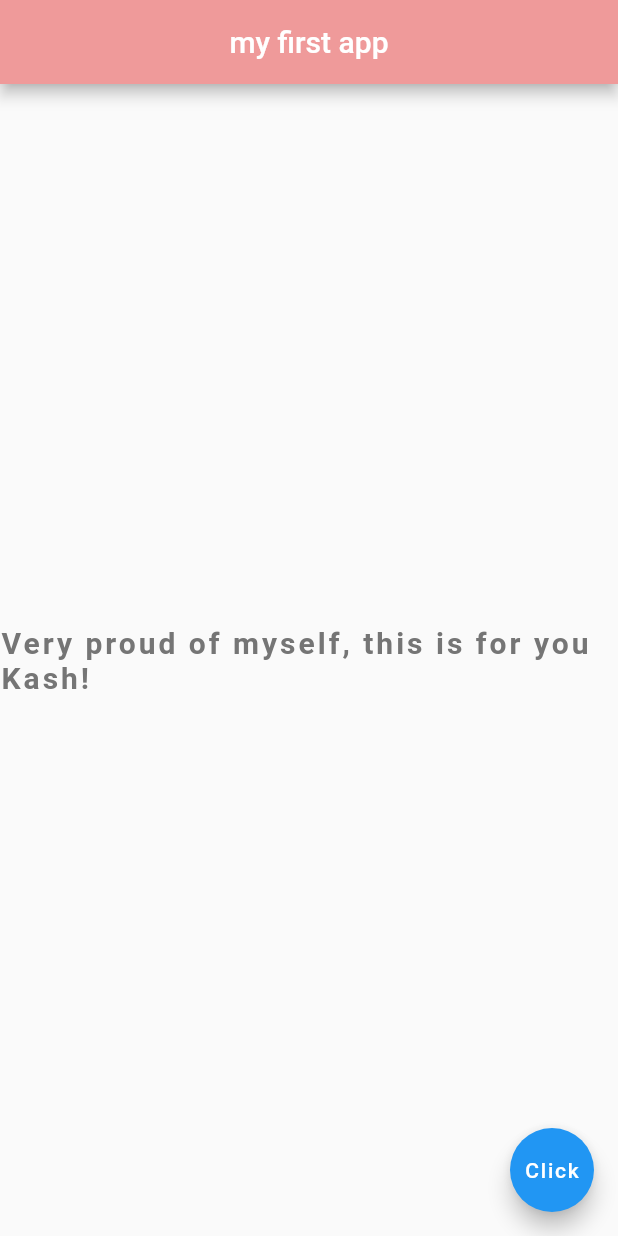
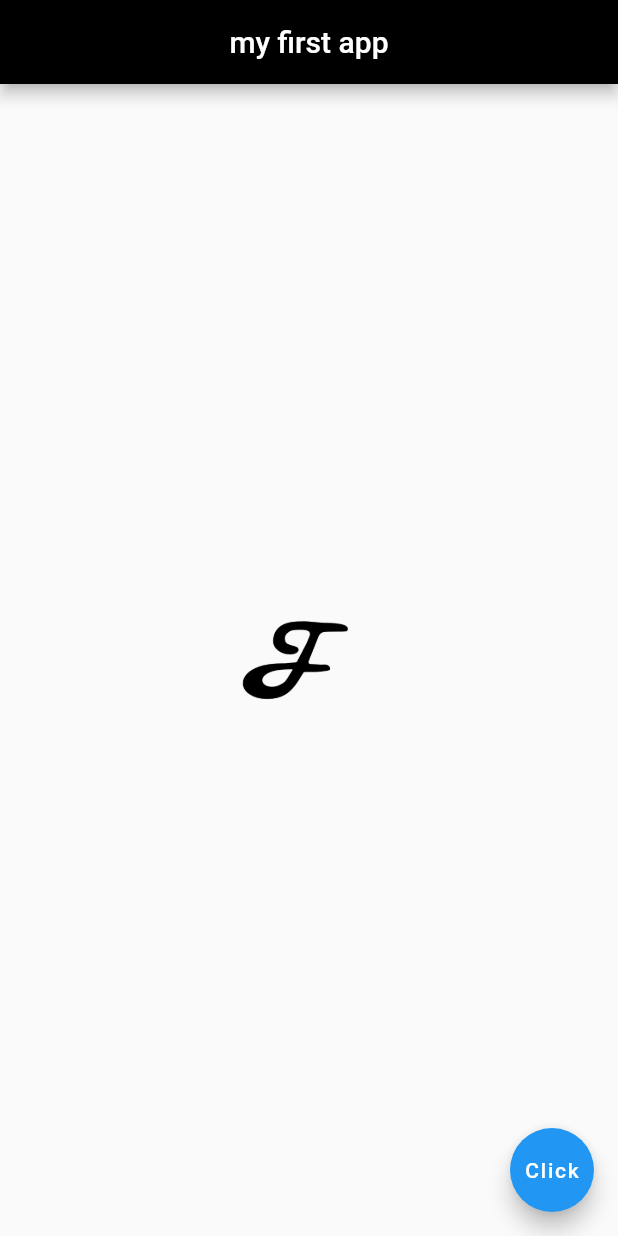
Before and after one commit to JohnFull30/flutterApp, a Flutter app: the screen it shows after launch, on a phone screen of 412 x 824 dp. Run offline on Flutter 3.47's test engine with Material 2 defaults, Android fonts, the phone set to English and light mode, and no system bars; Roboto replaces fonts that are missing (IndieFlower).

Commit message:
added image asset to home screen (my logo)

```diff
--- a/lib/main.dart
+++ b/lib/main.dart
@@ -15,19 +15,10 @@ class Home extends StatelessWidget {
       appBar: AppBar(
         title: Text('my first app'),
         centerTitle: true,
-        backgroundColor: Colors.red[200],
+        backgroundColor: Colors.black,
       ),
       body: Center(
-        child: Text(
-          'Very proud of myself, this is for you Kash!',
-          style: TextStyle(
-            fontSize: 20.0,
-            fontWeight: FontWeight.bold,
-            letterSpacing: 2.0,
-            color: Colors.grey[600],
-            fontFamily: 'IndieFlower',
-          ),
-        ),
+        child: Image.asset('assets/F.png')
       ),
       floatingActionButton: FloatingActionButton(
         onPressed: () {  },
--- a/pubspec.yaml
+++ b/pubspec.yaml
@@ -58,9 +58,8 @@ flutter:
   uses-material-design: true
 
   # To add assets to your application, add an assets section, like this:
-  # assets:
-  #   - images/a_dot_burr.jpeg
-  #   - images/a_dot_ham.jpeg
+  assets:
+   - assets/
 
   # An image asset can refer to one or more resolution-specific "variants", see
   # https://flutter.dev/assets-and-images/#resolution-aware
```
Also changed, not shown: assets/F.png (added).
